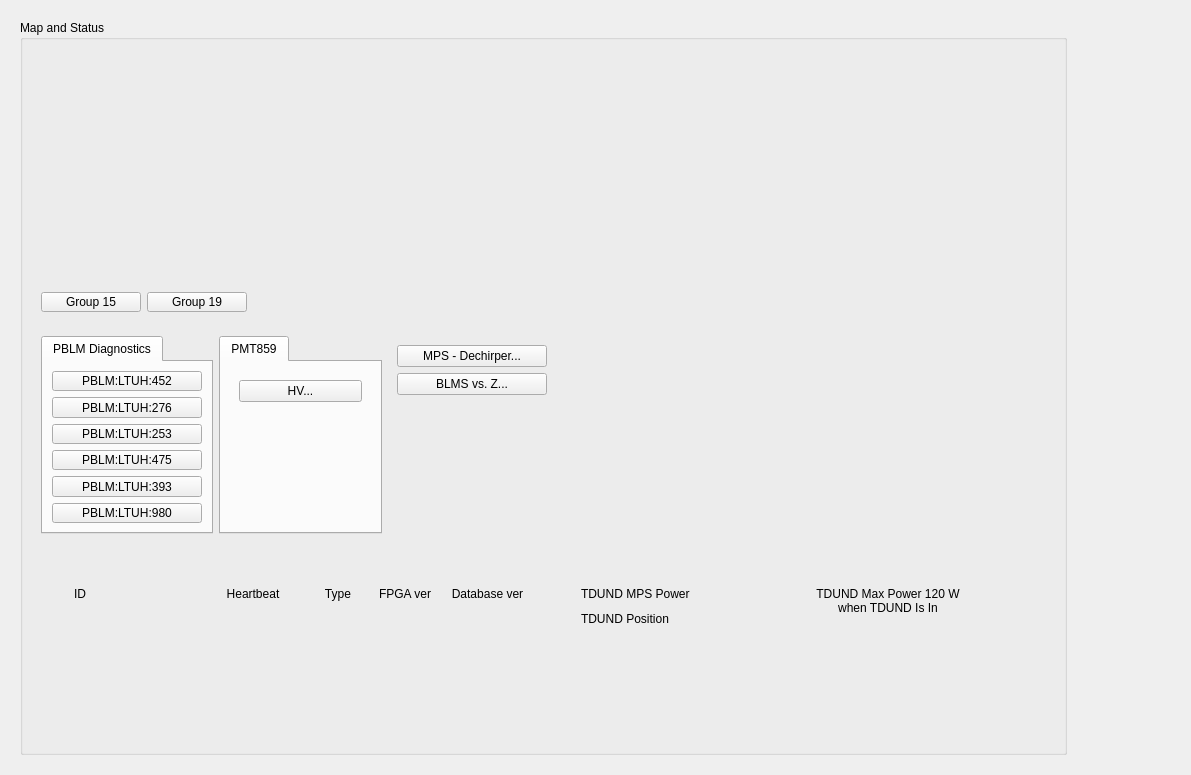
ad-build-test/pydm-mps, file ltuh_main.ui: the form before one commit.
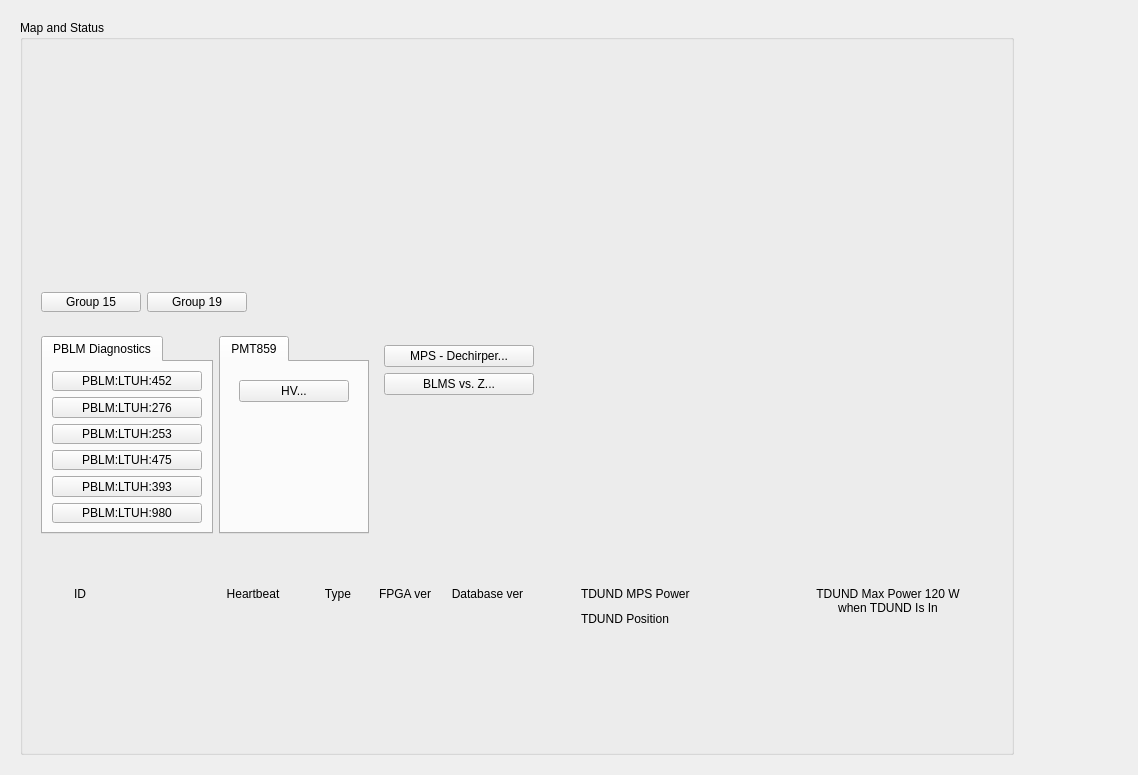
The form after the commit. Custom widgets are drawn as their Qt base class.

Commit message: Formatting changes to ltuh_main.

```diff
--- a/ltuh_main.ui
+++ b/ltuh_main.ui
@@ -6,7 +6,7 @@
    <rect>
     <x>0</x>
     <y>0</y>
-    <width>1191</width>
+    <width>1138</width>
     <height>775</height>
    </rect>
   </property>
@@ -321,6 +321,19 @@
                     </widget>
                    </widget>
                   </item>
+                  <item row="0" column="1">
+                   <spacer name="horizontalSpacer_3">
+                    <property name="orientation">
+                     <enum>Qt::Horizontal</enum>
+                    </property>
+                    <property name="sizeHint" stdset="0">
+                     <size>
+                      <width>40</width>
+                      <height>20</height>
+                     </size>
+                    </property>
+                   </spacer>
+                  </item>
                  </layout>
                 </widget>
                </item>
```
